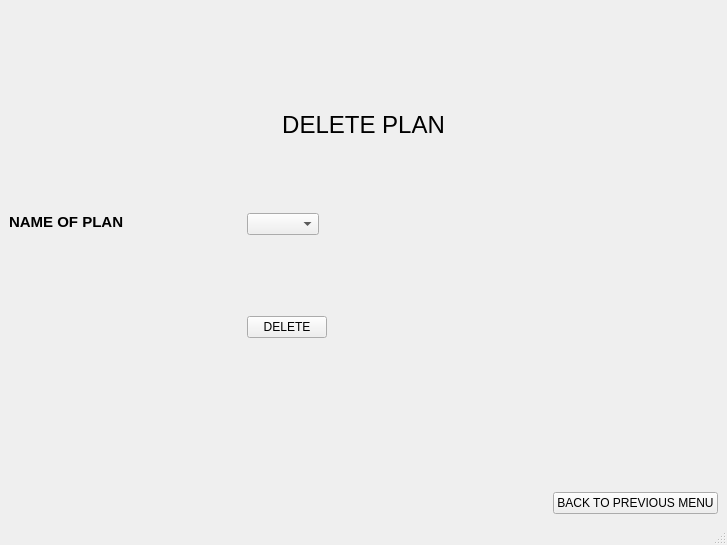
Qt form ui/delete-plan.ui (yashu2001/gym-manager) before a commit.
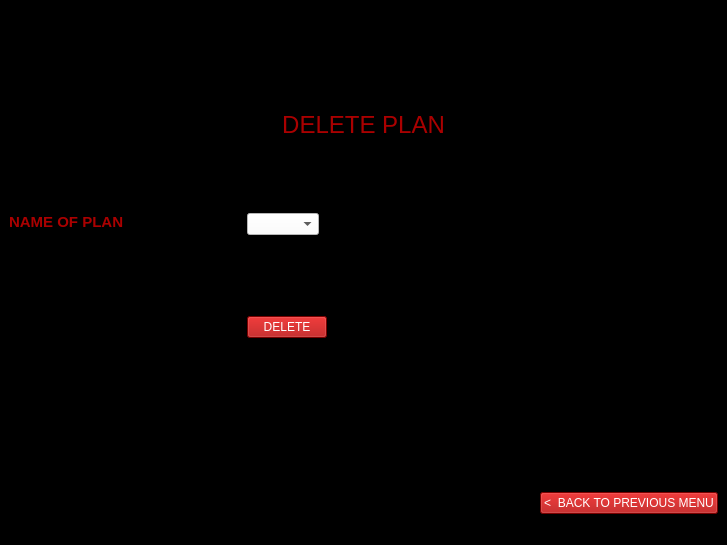
The same form after that commit. Icons and pictures are not drawn.

The edit to the form file:
```diff
--- a/ui/delete-plan.ui
+++ b/ui/delete-plan.ui
@@ -13,20 +13,35 @@
   <property name="windowTitle">
    <string>MainWindow</string>
   </property>
+  <property name="styleSheet">
+   <string notr="true">background-color: rgb(0, 0, 0);</string>
+  </property>
   <widget class="QWidget" name="centralwidget">
    <layout class="QGridLayout" name="gridLayout">
     <item row="1" column="0" colspan="3" alignment="Qt::AlignHCenter|Qt::AlignTop">
      <widget class="QLabel" name="label_2">
+      <property name="styleSheet">
+       <string notr="true">color: rgb(170, 0, 0);</string>
+      </property>
       <property name="text">
        <string>&lt;html&gt;&lt;head/&gt;&lt;body&gt;&lt;p align=&quot;center&quot;&gt;&lt;span style=&quot; font-size:18pt;&quot;&gt;DELETE PLAN&lt;/span&gt;&lt;/p&gt;&lt;/body&gt;&lt;/html&gt;</string>
       </property>
      </widget>
     </item>
     <item row="2" column="1" alignment="Qt::AlignLeft|Qt::AlignTop">
-     <widget class="QComboBox" name="comboBox"/>
+     <widget class="QComboBox" name="comboBox">
+      <property name="styleSheet">
+       <string notr="true">background-color: rgb(255, 255, 255);</string>
+      </property>
+     </widget>
     </item>
     <item row="3" column="1" alignment="Qt::AlignLeft|Qt::AlignTop">
      <widget class="QPushButton" name="pushButton">
+      <property name="styleSheet">
+       <string notr="true">background-color: rgb(170, 0, 0);
+color: rgb(255, 255, 255);
+font: 75 10pt &quot;MS Shell Dlg 2&quot;;</string>
+      </property>
       <property name="text">
        <string>DELETE</string>
       </property>
@@ -34,8 +49,13 @@
     </item>
     <item row="4" column="2" alignment="Qt::AlignRight|Qt::AlignBottom">
      <widget class="QPushButton" name="pushButton_2">
+      <property name="styleSheet">
+       <string notr="true">color: rgb(255, 255, 255);
+background-color: rgb(170, 0, 0);
+font: 75 10pt &quot;MS Shell Dlg 2&quot;;</string>
+      </property>
       <property name="text">
-       <string>BACK TO PREVIOUS MENU</string>
+       <string>&lt;  BACK TO PREVIOUS MENU</string>
       </property>
      </widget>
     </item>
@@ -54,6 +74,9 @@
     </item>
     <item row="2" column="0" alignment="Qt::AlignLeft|Qt::AlignTop">
      <widget class="QLabel" name="label_3">
+      <property name="styleSheet">
+       <string notr="true">color: rgb(170, 0, 0);</string>
+      </property>
       <property name="text">
        <string>&lt;html&gt;&lt;head/&gt;&lt;body&gt;&lt;p&gt;&lt;span style=&quot; font-size:11pt; font-weight:600;&quot;&gt;NAME OF PLAN&lt;/span&gt;&lt;/p&gt;&lt;/body&gt;&lt;/html&gt;</string>
       </property>
```
